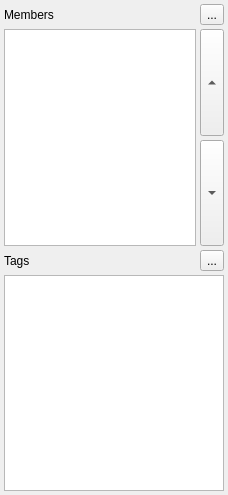
Qt form src/Docks/MinimumRelationProperties.ui (openstreetmap/merkaartor) before a commit.
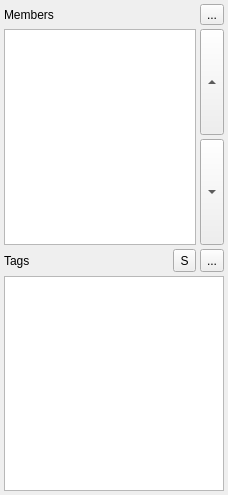
The same form after that commit. Icons and pictures are not drawn.

Commit message: ADD : Auto-add "source" tag when drawing over a background map; define the value in the WMS and TMS editors Disable auto-adding in "Preferences-Background" Also add a "S" button in the tag editor to manually add the "source" tag

Diff of the .ui file:
```diff
--- a/src/Docks/MinimumRelationProperties.ui
+++ b/src/Docks/MinimumRelationProperties.ui
@@ -108,7 +108,7 @@
    <item>
     <layout class="QHBoxLayout">
      <property name="spacing">
-      <number>6</number>
+      <number>4</number>
      </property>
      <property name="margin">
       <number>0</number>
@@ -133,8 +133,33 @@
        </property>
       </spacer>
      </item>
+     <item>
+      <widget class="QToolButton" name="SourceTagButton">
+       <property name="minimumSize">
+        <size>
+         <width>23</width>
+         <height>23</height>
+        </size>
+       </property>
+       <property name="toolTip">
+        <string>Add &quot;source&quot; tag</string>
+       </property>
+       <property name="text">
+        <string>S</string>
+       </property>
+      </widget>
+     </item>
      <item>
       <widget class="QToolButton" name="RemoveTagButton">
+       <property name="minimumSize">
+        <size>
+         <width>23</width>
+         <height>23</height>
+        </size>
+       </property>
+       <property name="toolTip">
+        <string>REmove selected tag(s)</string>
+       </property>
        <property name="text">
         <string>...</string>
        </property>
```
Left out of the diff: 3 changed lines with no effect on the pictures. The commit also changes 41 other files.
